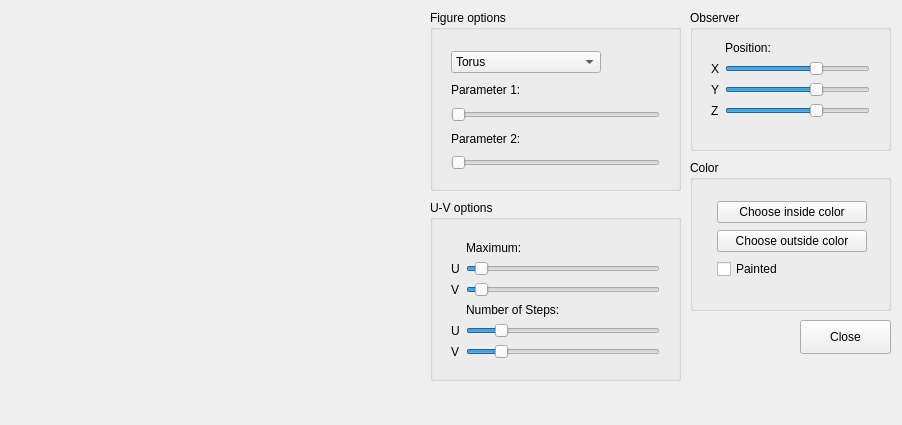
The window that mainwindow.ui (NickolayStorm/IGS) describes before a commit, drawn with Qt 5.
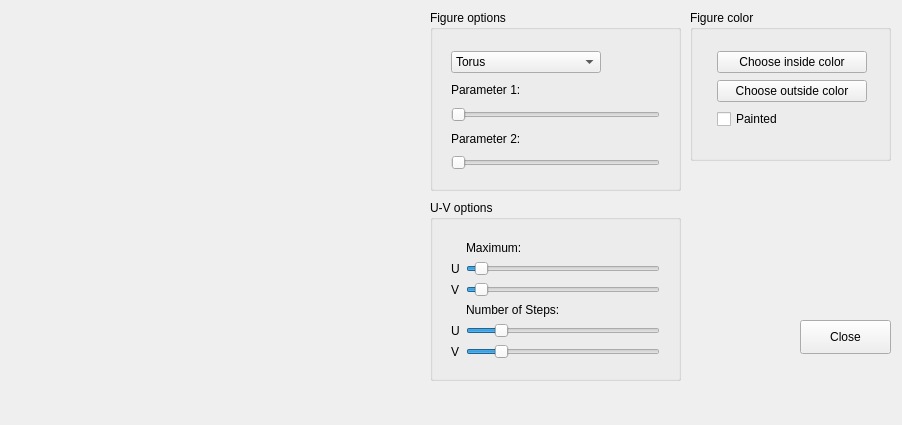
The same window after the commit. Custom widgets are drawn as their Qt base class.

Commit message: Rotate the mouse figure

Diff of the .ui file:
```diff
--- a/mainwindow.ui
+++ b/mainwindow.ui
@@ -168,163 +168,17 @@
      </layout>
     </widget>
    </widget>
-   <widget class="QGroupBox" name="groupBox_2">
-    <property name="geometry">
-     <rect>
-      <x>690</x>
-      <y>10</y>
-      <width>201</width>
-      <height>141</height>
-     </rect>
-    </property>
-    <property name="title">
-     <string>Observer</string>
-    </property>
-    <widget class="QWidget" name="verticalLayoutWidget">
-     <property name="geometry">
-      <rect>
-       <x>10</x>
-       <y>20</y>
-       <width>181</width>
-       <height>111</height>
-      </rect>
-     </property>
-     <layout class="QFormLayout" name="formLayout">
-      <item row="1" column="1">
-       <widget class="QLabel" name="label_10">
-        <property name="text">
-         <string>Position:</string>
-        </property>
-       </widget>
-      </item>
-      <item row="2" column="0">
-       <widget class="QLabel" name="label_3">
-        <property name="text">
-         <string>X</string>
-        </property>
-        <property name="alignment">
-         <set>Qt::AlignCenter</set>
-        </property>
-       </widget>
-      </item>
-      <item row="2" column="1">
-       <widget class="QSlider" name="sliderViewerX">
-        <property name="sizePolicy">
-         <sizepolicy hsizetype="Expanding" vsizetype="Minimum">
-          <horstretch>0</horstretch>
-          <verstretch>0</verstretch>
-         </sizepolicy>
-        </property>
-        <property name="maximumSize">
-         <size>
-          <width>250</width>
-          <height>16777215</height>
-         </size>
-        </property>
-        <property name="minimum">
-         <number>-70</number>
-        </property>
-        <property name="maximum">
-         <number>70</number>
-        </property>
-        <property name="value">
-         <number>20</number>
-        </property>
-        <property name="orientation">
-         <enum>Qt::Horizontal</enum>
-        </property>
-       </widget>
-      </item>
-      <item row="3" column="0">
-       <widget class="QLabel" name="label_2">
-        <property name="text">
-         <string>Y</string>
-        </property>
-        <property name="alignment">
-         <set>Qt::AlignLeading|Qt::AlignLeft|Qt::AlignVCenter</set>
-        </property>
-       </widget>
-      </item>
-      <item row="3" column="1">
-       <widget class="QSlider" name="sliderViewerY">
-        <property name="sizePolicy">
-         <sizepolicy hsizetype="Expanding" vsizetype="Minimum">
-          <horstretch>0</horstretch>
-          <verstretch>0</verstretch>
-         </sizepolicy>
-        </property>
-        <property name="maximumSize">
-         <size>
-          <width>250</width>
-          <height>16777215</height>
-         </size>
-        </property>
-        <property name="minimum">
-         <number>-70</number>
-        </property>
-        <property name="maximum">
-         <number>70</number>
-        </property>
-        <property name="value">
-         <number>20</number>
-        </property>
-        <property name="orientation">
-         <enum>Qt::Horizontal</enum>
-        </property>
-       </widget>
-      </item>
-      <item row="4" column="0">
-       <widget class="QLabel" name="label">
-        <property name="text">
-         <string>Z</string>
-        </property>
-        <property name="alignment">
-         <set>Qt::AlignLeading|Qt::AlignLeft|Qt::AlignVCenter</set>
-        </property>
-       </widget>
-      </item>
-      <item row="4" column="1">
-       <widget class="QSlider" name="sliderViewerZ">
-        <property name="sizePolicy">
-         <sizepolicy hsizetype="Expanding" vsizetype="Minimum">
-          <horstretch>0</horstretch>
-          <verstretch>0</verstretch>
-         </sizepolicy>
-        </property>
-        <property name="maximumSize">
-         <size>
-          <width>250</width>
-          <height>16777215</height>
-         </size>
-        </property>
-        <property name="minimum">
-         <number>-70</number>
-        </property>
-        <property name="maximum">
-         <number>70</number>
-        </property>
-        <property name="value">
-         <number>20</number>
-        </property>
-        <property name="orientation">
-         <enum>Qt::Horizontal</enum>
-        </property>
-       </widget>
-      </item>
-     </layout>
-    </widget>
-   </widget>
    <widget class="QGroupBox" name="groupBox_3">
     <property name="geometry">
      <rect>
       <x>690</x>
-      <y>160</y>
+      <y>10</y>
       <width>201</width>
       <height>151</height>
      </rect>
     </property>
     <property name="title">
-     <string>Color</string>
+     <string>Figure color</string>
     </property>
     <widget class="QWidget" name="formLayoutWidget_2">
      <property name="geometry">
```
The commit also changes 8 other files.
